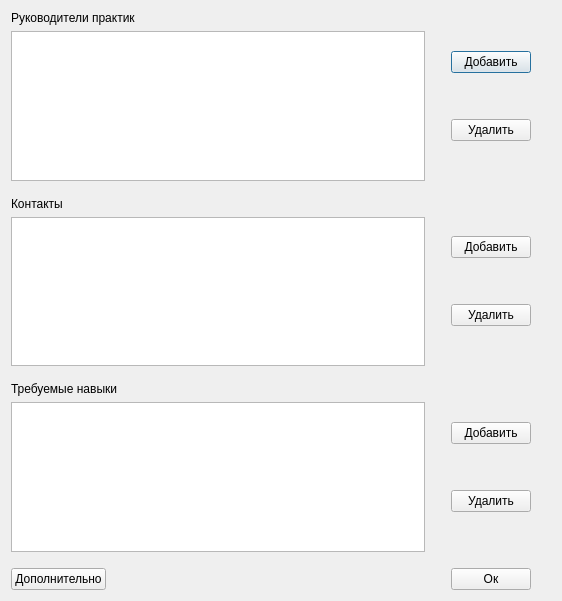
The window that ui/employerswindow.ui (7enSmile/clientVKR) describes before a commit, drawn with Qt 5.
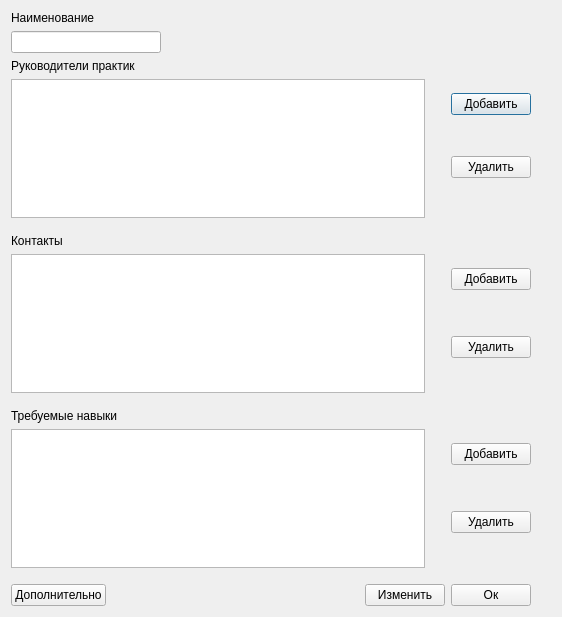
The same window after the commit.

Patch:
```diff
--- a/ui/employerswindow.ui
+++ b/ui/employerswindow.ui
@@ -7,13 +7,34 @@
     <x>0</x>
     <y>0</y>
     <width>562</width>
-    <height>601</height>
+    <height>617</height>
    </rect>
   </property>
   <property name="windowTitle">
    <string>Dialog</string>
   </property>
-  <layout class="QVBoxLayout" name="verticalLayout_7">
+  <layout class="QVBoxLayout" name="verticalLayout_12">
+   <item>
+    <layout class="QVBoxLayout" name="verticalLayout_7">
+     <item>
+      <widget class="QLabel" name="label_4">
+       <property name="text">
+        <string>Наименование</string>
+       </property>
+      </widget>
+     </item>
+     <item>
+      <widget class="QLineEdit" name="lineEditName">
+       <property name="maximumSize">
+        <size>
+         <width>150</width>
+         <height>16777215</height>
+        </size>
+       </property>
+      </widget>
+     </item>
+    </layout>
+   </item>
    <item>
     <layout class="QHBoxLayout" name="horizontalLayout">
      <item>
@@ -444,6 +465,13 @@
        </property>
       </spacer>
      </item>
+     <item>
+      <widget class="QPushButton" name="pushButtonAction">
+       <property name="text">
+        <string>Изменить</string>
+       </property>
+      </widget>
+     </item>
      <item>
       <widget class="QPushButton" name="pushButtonOk">
        <property name="text">
```
